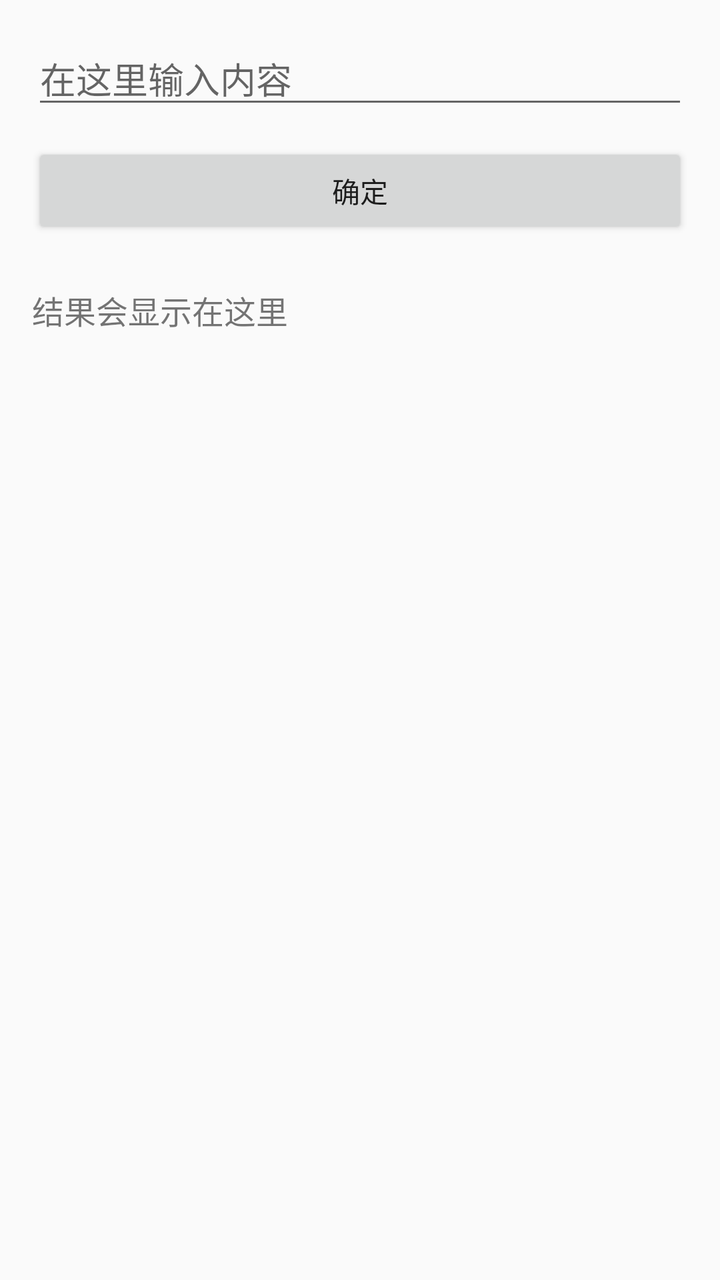
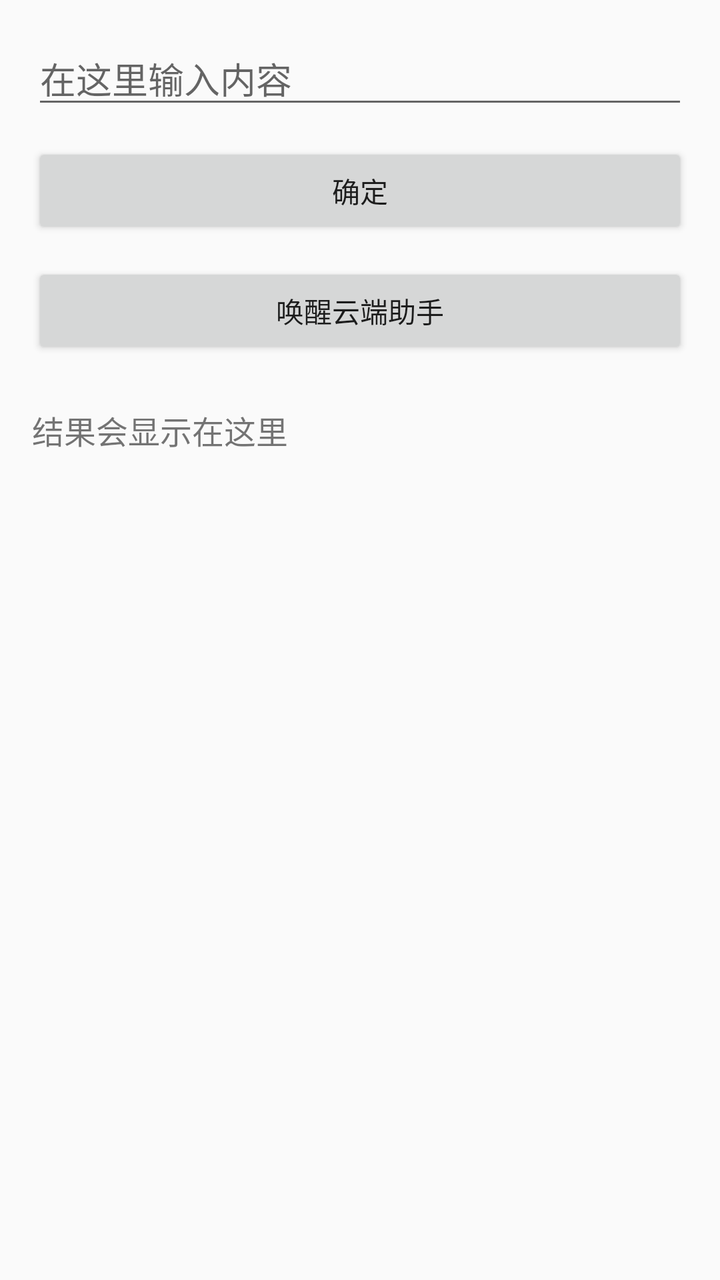

Before-and-after screenshots of an Android layout around one commit, followed by the original layout XML and the change that was made.
<!-- AndroidManifest.xml: application theme Theme.SmokeTest -->
<!-- res/layout/activity_main.xml -->
<?xml version="1.0" encoding="utf-8"?>
<LinearLayout xmlns:android="http://schemas.android.com/apk/res/android"
    android:layout_width="match_parent"
    android:layout_height="match_parent"
    android:orientation="vertical"
    android:padding="16dp">

    <EditText
        android:id="@+id/input"
        android:layout_width="match_parent"
        android:layout_height="wrap_content"
        android:hint="在这里输入内容"
        android:inputType="text" />

    <Button
        android:id="@+id/btn_go"
        android:layout_width="match_parent"
        android:layout_height="wrap_content"
        android:layout_marginTop="12dp"
        android:text="确定" />

    <TextView
        android:id="@+id/output"
        android:layout_width="match_parent"
        android:layout_height="wrap_content"
        android:layout_marginTop="24dp"
        android:textSize="16sp"
        android:text="结果会显示在这里" />

</LinearLayout>
<!-- resources referenced by this layout -->
<resources>
  <style name="Theme.SmokeTest" parent="Theme.AppCompat.Light.DarkActionBar" />
</resources>

<!-- the commit's change to res/layout/activity_main.xml (unified diff, before → after) -->
@@ -19,6 +19,13 @@
         android:layout_marginTop="12dp"
         android:text="确定" />
 
+    <Button
+        android:id="@+id/btn_cloud"
+        android:layout_width="match_parent"
+        android:layout_height="wrap_content"
+        android:layout_marginTop="12dp"
+        android:text="唤醒云端助手" />
+
     <TextView
         android:id="@+id/output"
         android:layout_width="match_parent"
